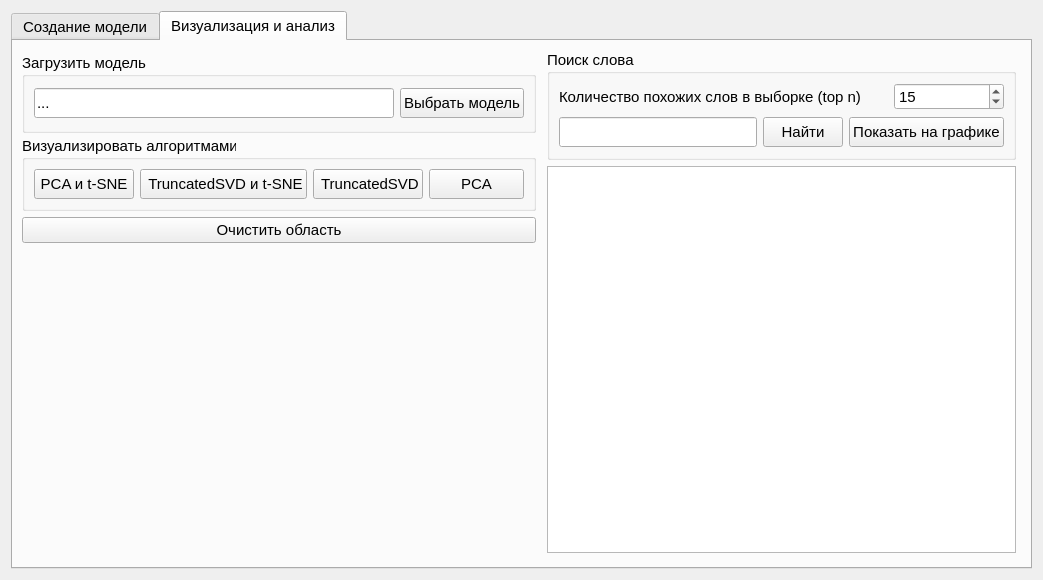
The window that sources/Word2VecNew/ui/DialogWord2Vec.ui (stigGGGer/TextStageProcessor) describes before a commit, drawn with Qt 5.
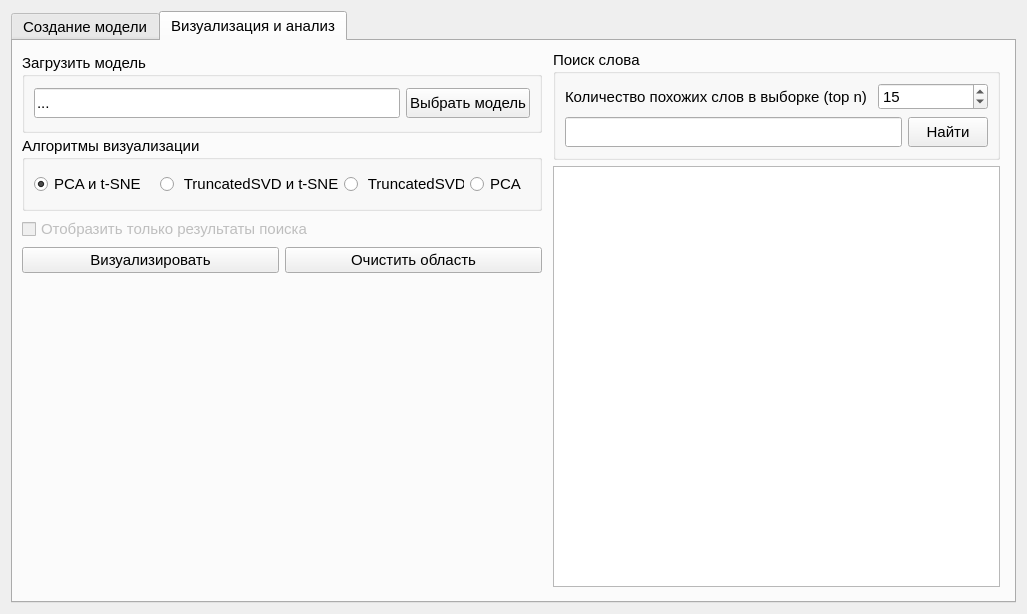
The same window after the commit. The open tabs and pages were chosen to show the change. Icons and pictures are not drawn.

Commit message: Изменения в интерфейсе по поиску слова и отображению графика

The edit to the form file:
```diff
--- a/sources/Word2VecNew/ui/DialogWord2Vec.ui
+++ b/sources/Word2VecNew/ui/DialogWord2Vec.ui
@@ -12,8 +12,8 @@
    <rect>
     <x>0</x>
     <y>0</y>
-    <width>1043</width>
-    <height>580</height>
+    <width>1027</width>
+    <height>614</height>
    </rect>
   </property>
   <property name="sizePolicy">
@@ -836,86 +836,89 @@
                 </size>
                </property>
                <property name="title">
-                <string>Визуализировать алгоритмами</string>
+                <string>Алгоритмы визуализации</string>
                </property>
                <layout class="QHBoxLayout" name="btnHLayout">
                 <property name="sizeConstraint">
                  <enum>QLayout::SetFixedSize</enum>
                 </property>
                 <item>
-                 <widget class="QPushButton" name="tsneTSVDBtn">
-                  <property name="enabled">
-                   <bool>true</bool>
-                  </property>
-                  <property name="sizePolicy">
-                   <sizepolicy hsizetype="Expanding" vsizetype="Fixed">
-                    <horstretch>0</horstretch>
-                    <verstretch>0</verstretch>
-                   </sizepolicy>
-                  </property>
+                 <widget class="QRadioButton" name="pcaTSNERadioBtn">
                   <property name="minimumSize">
                    <size>
-                    <width>100</width>
+                    <width>120</width>
                     <height>30</height>
                    </size>
                   </property>
+                  <property name="maximumSize">
+                   <size>
+                    <width>100</width>
+                    <height>16777215</height>
+                   </size>
+                  </property>
                   <property name="text">
                    <string>PCA и t-SNE</string>
                   </property>
+                  <property name="checked">
+                   <bool>true</bool>
+                  </property>
                  </widget>
                 </item>
                 <item>
-                 <widget class="QPushButton" name="tsnePCABtn">
-                  <property name="sizePolicy">
-                   <sizepolicy hsizetype="Expanding" vsizetype="Fixed">
-                    <horstretch>0</horstretch>
-                    <verstretch>0</verstretch>
-                   </sizepolicy>
-                  </property>
+                 <widget class="QRadioButton" name="tsvdTSNERadioBtn">
                   <property name="minimumSize">
                    <size>
-                    <width>161</width>
+                    <width>178</width>
                     <height>30</height>
                    </size>
                   </property>
+                  <property name="maximumSize">
+                   <size>
+                    <width>100</width>
+                    <height>16777215</height>
+                   </size>
+                  </property>
                   <property name="text">
                    <string> TruncatedSVD и t-SNE</string>
                   </property>
                  </widget>
                 </item>
                 <item>
-                 <widget class="QPushButton" name="tsvdBtn">
-                  <property name="sizePolicy">
-                   <sizepolicy hsizetype="Expanding" vsizetype="Fixed">
-                    <horstretch>0</horstretch>
-                    <verstretch>0</verstretch>
-                   </sizepolicy>
-                  </property>
+                 <widget class="QRadioButton" name="tsvdRadioBtn">
                   <property name="minimumSize">
                    <size>
-                    <width>106</width>
+                    <width>120</width>
                     <height>30</height>
                    </size>
                   </property>
+                  <property name="maximumSize">
+                   <size>
+                    <width>110</width>
+                    <height>16777215</height>
+                   </size>
+                  </property>
                   <property name="text">
                    <string> TruncatedSVD</string>
                   </property>
+                  <property name="checked">
+                   <bool>false</bool>
+                  </property>
                  </widget>
                 </item>
                 <item>
-                 <widget class="QPushButton" name="pcaBtn">
-                  <property name="sizePolicy">
-                   <sizepolicy hsizetype="Expanding" vsizetype="Fixed">
-                    <horstretch>0</horstretch>
-                    <verstretch>0</verstretch>
-                   </sizepolicy>
-                  </property>
+                 <widget class="QRadioButton" name="pcaRadioBtn">
                   <property name="minimumSize">
                    <size>
-                    <width>95</width>
+                    <width>60</width>
                     <height>30</height>
                    </size>
                   </property>
+                  <property name="maximumSize">
+                   <size>
+                    <width>100</width>
+                    <height>16777215</height>
+                   </size>
+                  </property>
                   <property name="text">
                    <string>PCA</string>
                   </property>
@@ -925,7 +928,50 @@
               </widget>
              </item>
              <item>
-              <layout class="QHBoxLayout" name="plotBtnHLayout">
+              <layout class="QHBoxLayout" name="searchOnlyHLayout">
+               <item>
+                <widget class="QCheckBox" name="searchOnlyCheck">
+                 <property name="enabled">
+                  <bool>false</bool>
+                 </property>
+                 <property name="text">
+                  <string>Отобразить только результаты поиска</string>
+                 </property>
+                 <property name="checked">
+                  <bool>false</bool>
+                 </property>
+                </widget>
+               </item>
+               <item>
+                <spacer name="searchOnlyHSpacer">
+                 <property name="orientation">
+                  <enum>Qt::Horizontal</enum>
+                 </property>
+                 <property name="sizeHint" stdset="0">
+                  <size>
+                   <width>40</width>
+                   <height>20</height>
+                  </size>
+                 </property>
+                </spacer>
+               </item>
+              </layout>
+             </item>
+             <item>
+              <layout class="QHBoxLayout" name="visualizeBtnHLayout">
+               <property name="spacing">
+                <number>6</number>
+               </property>
+               <property name="sizeConstraint">
+                <enum>QLayout::SetMaximumSize</enum>
+               </property>
+               <item>
+                <widget class="QPushButton" name="visualizeBtn">
+                 <property name="text">
+                  <string>Визуализировать</string>
+                 </property>
+                </widget>
+               </item>
                <item>
                 <widget class="QPushButton" name="clearBtn">
                  <property name="text">
@@ -1106,19 +1152,6 @@
                     </property>
                    </widget>
                   </item>
-                  <item>
-                   <widget class="QPushButton" name="showOnPlotBtn">
-                    <property name="minimumSize">
-                     <size>
-                      <width>0</width>
-                      <height>30</height>
-                     </size>
-                    </property>
-                    <property name="text">
-                     <string>Показать на графике</string>
-                    </property>
-                   </widget>
-                  </item>
                  </layout>
                 </item>
                </layout>
```
Left out of the diff: 3 changed lines with no effect on the pictures. The commit also changes 1 other file.
